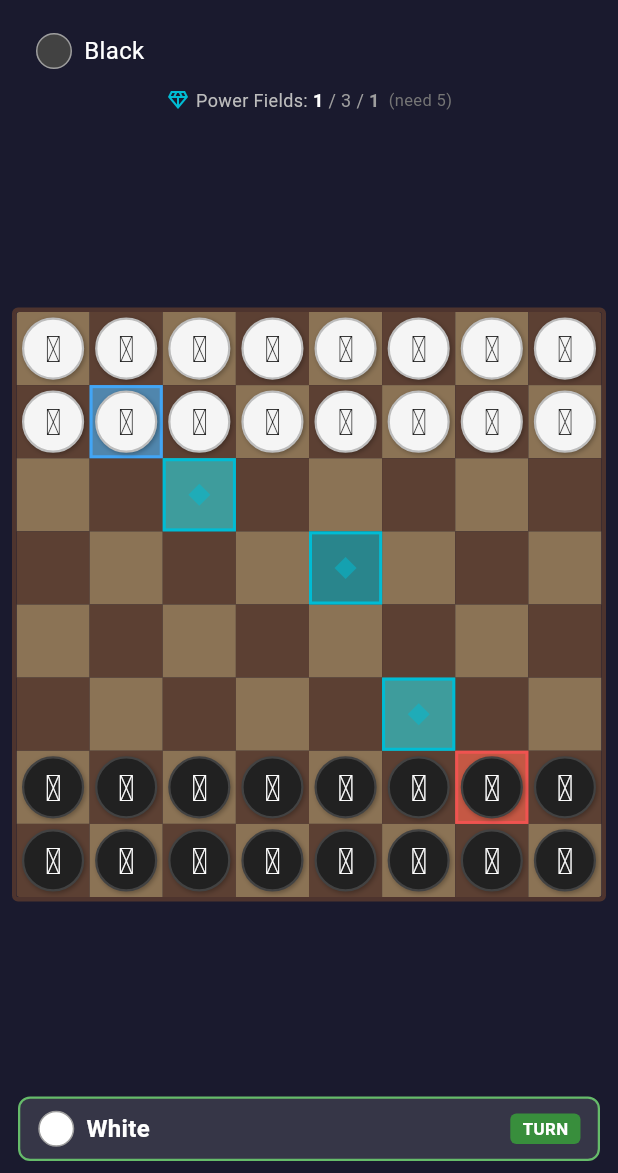
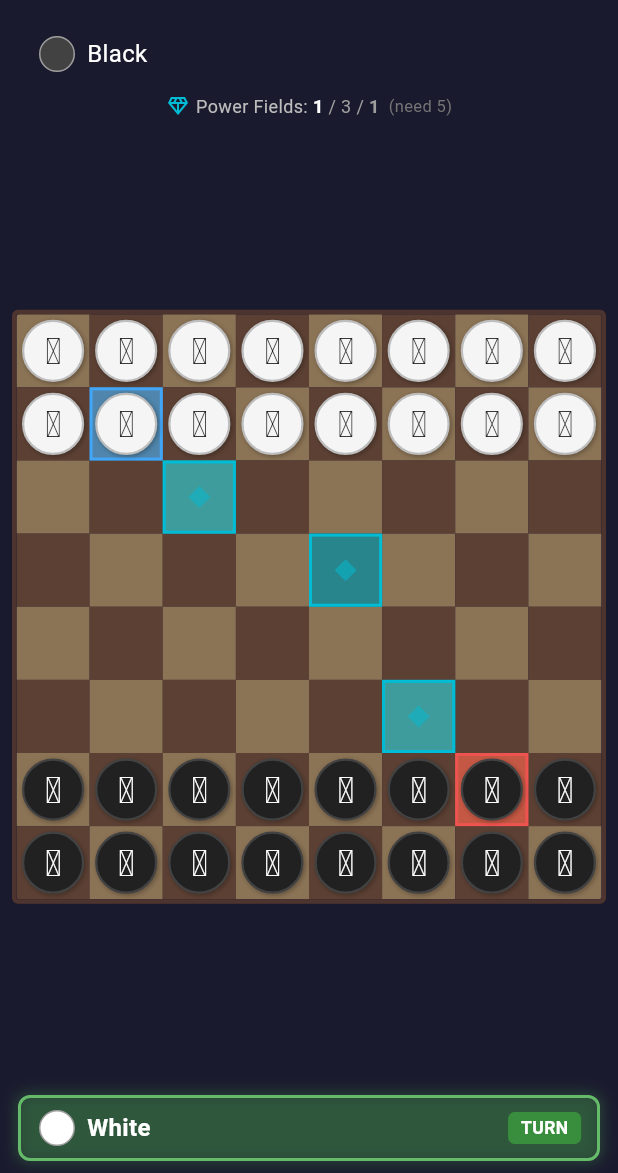
Before and after one commit to lioilsources/OrbitronTactics, a Flutter app: the screen it shows after launch, after a tap on "Local Game", on a phone screen of 412 x 824 dp, the part 63-1236 px from its top. Run offline on Flutter 3.47's test engine with Material 3 defaults, Android fonts, the phone set to English and light mode, and no system bars; our stand-ins replace flutter_riverpod, freezed_annotation, supabase_flutter; accounts and stored records are empty.

Commit message:
Fix turn bar visibility + multiplayer networking bugs
- Supabase: hardcode prod URL/anon key as defaults (was falling back to localhost)
- Broadcast: fix self:true → self:false to prevent double-applied moves
- Turn bar: stronger green glow, AnimatedContainer, wider pulse (0.85–1.15)
- Board flip: black player sees board rotated, local player always at bottom
- Lobby: fix stream listener leak, propagate opponent display name on join
- Game board: restrict piece selection to local player in multiplayer mode

Generated with [Claude Code](https://claude.ai/code)
via [Happy](https://happy.engineering)

Co-Authored-By: Claude <noreply@anthropic.com>
Co-Authored-By: Happy <yesreply@happy.engineering>

```diff
--- a/lib/core/constants/supabase_constants.dart
+++ b/lib/core/constants/supabase_constants.dart
@@ -10,11 +10,11 @@ class SupabaseConstants {
 
   static const String url = String.fromEnvironment(
     'SUPABASE_URL',
-    defaultValue: 'http://127.0.0.1:54321',
+    defaultValue: 'https://sgyqrkaajmgpyutmmyqj.supabase.co',
   );
 
   static const String anonKey = String.fromEnvironment(
     'SUPABASE_ANON_KEY',
-    defaultValue: '',
+    defaultValue: 'sb_publishable_rcIp_1oaBpuuoBRO2UshNA_WvWfUiuf',
   );
 }
--- a/lib/features/game/data/supabase_game_transport.dart
+++ b/lib/features/game/data/supabase_game_transport.dart
@@ -32,7 +32,7 @@ class SupabaseGameTransport extends GameTransport {
   Future<void> connect() async {
     _channel = _client.channel(
       'game:$gameId',
-      opts: const RealtimeChannelConfig(self: true),
+      opts: const RealtimeChannelConfig(self: false),
     );
 
     _channel!.onBroadcast(
--- a/lib/features/game/presentation/providers/game_state_provider.dart
+++ b/lib/features/game/presentation/providers/game_state_provider.dart
@@ -22,6 +22,7 @@ class GameStateNotifier extends StateNotifier<GameState> {
   GameMode _mode;
   GameSession? _session;
   StreamSubscription<GameState>? _sessionSub;
+  PlayerColor? _localColor;
 
   GameStateNotifier(GameState initial, {GameMode mode = GameMode.hotSeat})
       : _mode = mode,
@@ -30,16 +31,34 @@ class GameStateNotifier extends StateNotifier<GameState> {
   GameMode get mode => _mode;
   GameSession? get session => _session;
 
+  /// The local player's color. Null in hot-seat mode.
+  PlayerColor? get localColor => _localColor;
+
   /// Attach a multiplayer session. State updates come from the session.
   void attachSession(GameSession session) {
     _sessionSub?.cancel();
     _session = session;
     _mode = GameMode.multiplayer;
+    _localColor = session.localColor;
     state = session.state;
 
     _sessionSub = session.stateStream.listen((newState) {
       state = newState;
     });
+  }
+
+  /// Update the remote player's display name (e.g. after they join).
+  void updateRemotePlayerName(String name) {
+    final remoteColor = _localColor?.opposite ?? PlayerColor.black;
+    if (remoteColor == PlayerColor.black) {
+      state = state.copyWith(
+        playerBlack: state.playerBlack.copyWith(displayName: name),
+      );
+    } else {
+      state = state.copyWith(
+        playerWhite: state.playerWhite.copyWith(displayName: name),
+      );
+    }
   }
 
   /// Attempt to make a move from [from] to [to].
@@ -69,6 +88,7 @@ class GameStateNotifier extends StateNotifier<GameState> {
   void startNewGame() {
     _detachSession();
     _mode = GameMode.hotSeat;
+    _localColor = null;
 
     final gameState = GameEngine.createGame(
       gameId: 'local-${DateTime.now().millisecondsSinceEpoch}',
--- a/lib/features/game/presentation/screens/game_screen.dart
+++ b/lib/features/game/presentation/screens/game_screen.dart
@@ -12,6 +12,21 @@ class GameScreen extends ConsumerWidget {
   @override
   Widget build(BuildContext context, WidgetRef ref) {
     final gameState = ref.watch(gameStateProvider);
+    final notifier = ref.read(gameStateProvider.notifier);
+    final localColor = notifier.localColor;
+    final flipBoard = localColor == PlayerColor.black;
+
+    // In multiplayer, local player is always at the bottom.
+    // In hot-seat, white is at the bottom.
+    final bottomColor = flipBoard ? PlayerColor.black : PlayerColor.white;
+    final topColor = bottomColor.opposite;
+
+    final topPlayer = topColor == PlayerColor.white
+        ? gameState.playerWhite
+        : gameState.playerBlack;
+    final bottomPlayer = bottomColor == PlayerColor.white
+        ? gameState.playerWhite
+        : gameState.playerBlack;
 
     return Scaffold(
       backgroundColor: const Color(0xFF1A1A2E),
@@ -35,13 +50,13 @@ class GameScreen extends ConsumerWidget {
             // Main game UI
             Column(
               children: [
-                // Opponent info bar (Black)
+                // Opponent info bar (top)
                 _PlayerInfoBar(
-                  name: gameState.playerBlack.displayName,
-                  color: PlayerColor.black,
-                  isCurrentTurn: gameState.currentTurn == PlayerColor.black,
-                  hasKing: gameState.playerBlack.hasKing,
-                  hasQueen: gameState.playerBlack.hasQueen,
+                  name: topPlayer.displayName,
+                  color: topColor,
+                  isCurrentTurn: gameState.currentTurn == topColor,
+                  hasKing: topPlayer.hasKing,
+                  hasQueen: topPlayer.hasQueen,
                 ),
 
                 const SizedBox(height: 4),
@@ -72,7 +87,7 @@ class GameScreen extends ConsumerWidget {
                           ),
                           child: ClipRRect(
                             borderRadius: BorderRadius.circular(2),
-                            child: const GameBoard(),
+                            child: GameBoard(flipBoard: flipBoard),
                           ),
                         ),
                       ),
@@ -82,13 +97,13 @@ class GameScreen extends ConsumerWidget {
 
                 const SizedBox(height: 4),
 
-                // Your info bar (White)
+                // Your info bar (bottom)
                 _PlayerInfoBar(
-                  name: gameState.playerWhite.displayName,
-                  color: PlayerColor.white,
-                  isCurrentTurn: gameState.currentTurn == PlayerColor.white,
-                  hasKing: gameState.playerWhite.hasKing,
-                  hasQueen: gameState.playerWhite.hasQueen,
+                  name: bottomPlayer.displayName,
+                  color: bottomColor,
+                  isCurrentTurn: gameState.currentTurn == bottomColor,
+                  hasKing: bottomPlayer.hasKing,
+                  hasQueen: bottomPlayer.hasQueen,
                 ),
 
                 const SizedBox(height: 8),
@@ -145,7 +160,7 @@ class _PlayerInfoBarState extends State<_PlayerInfoBar>
       vsync: this,
       duration: const Duration(milliseconds: 800),
     );
-    _pulseScale = Tween<double>(begin: 0.95, end: 1.05).animate(
+    _pulseScale = Tween<double>(begin: 0.85, end: 1.15).animate(
       CurvedAnimation(parent: _pulseController, curve: Curves.easeInOut),
     );
     if (widget.isCurrentTurn) {
@@ -174,16 +189,29 @@ class _PlayerInfoBarState extends State<_PlayerInfoBar>
   Widget build(BuildContext context) {
     final isWhite = widget.color == PlayerColor.white;
 
-    return Container(
+    return AnimatedContainer(
+      duration: const Duration(milliseconds: 300),
       margin: const EdgeInsets.symmetric(horizontal: 12),
       padding: const EdgeInsets.symmetric(horizontal: 12, vertical: 8),
       decoration: BoxDecoration(
         color: widget.isCurrentTurn
-            ? (isWhite ? Colors.white12 : Colors.white10)
+            ? Colors.green.withValues(alpha: 0.15)
             : Colors.transparent,
         borderRadius: BorderRadius.circular(8),
-        border: widget.isCurrentTurn
-            ? Border.all(color: Colors.green.shade400, width: 1.5)
+        border: Border.all(
+          color: widget.isCurrentTurn
+              ? Colors.green.shade400
+              : Colors.transparent,
+          width: 2,
+        ),
+        boxShadow: widget.isCurrentTurn
+            ? [
+                BoxShadow(
+                  color: Colors.green.withValues(alpha: 0.3),
+                  blurRadius: 8,
+                  spreadRadius: 1,
+                ),
+              ]
             : null,
       ),
       child: Row(
```
Also changed, not shown: lib/features/game/presentation/screens/lobby_screen.dart (+10 -4 lines), lib/features/game/presentation/widgets/board/game_board.dart (+22 -2 lines).
